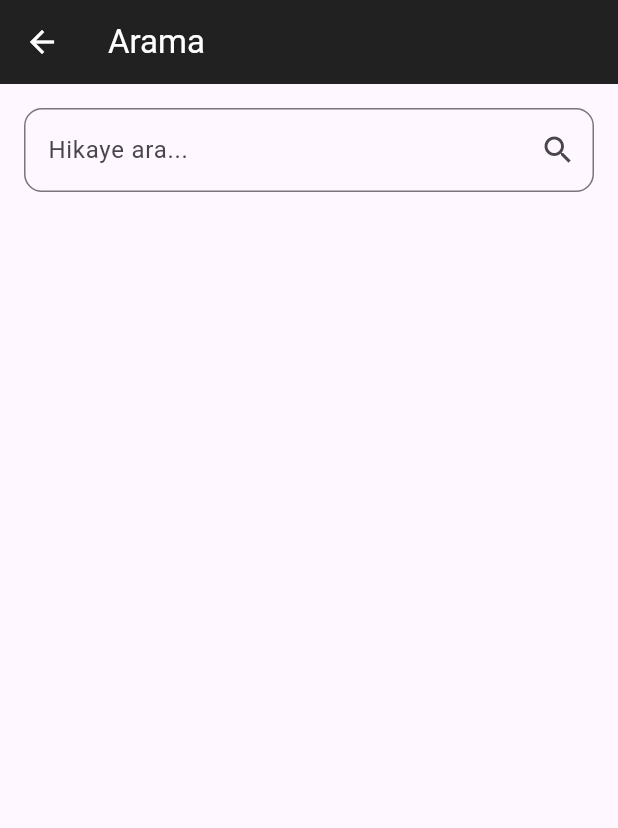
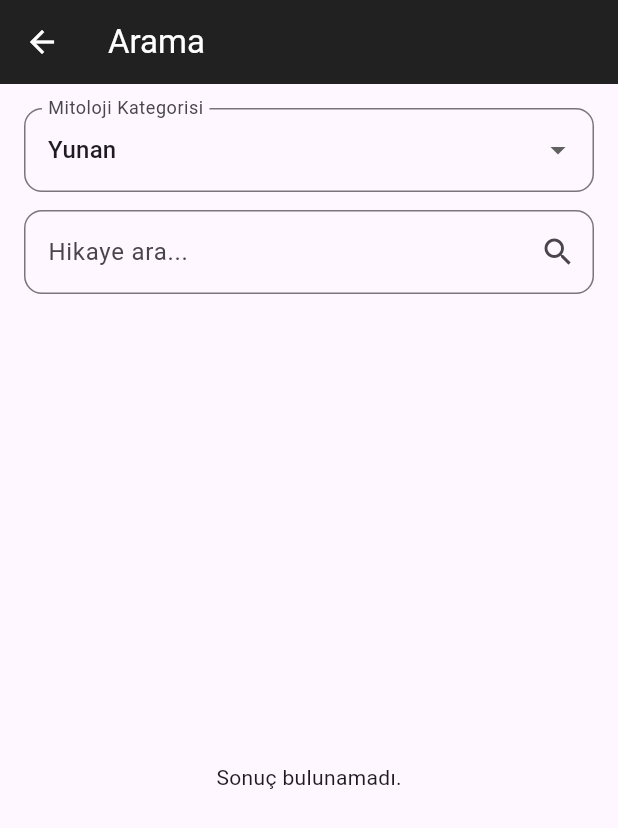
Before and after one commit to hidirerguclu93/mitoloji_proje, a Flutter app: the screen it shows after launch, after a tap on the "menu" icon, after a tap on "Arama", on a phone screen of 412 x 824 dp. Shown: the top 828 px of the screen. Run offline on Flutter 3.47's test engine with Material 3 defaults, Android fonts, the phone set to English and light mode, and no system bars; our stand-ins replace supabase_flutter; accounts and stored records are empty.

```diff
--- a/lib/main.dart
+++ b/lib/main.dart
@@ -5,6 +5,7 @@ import 'map_screen.dart';
 import 'chat_page.dart';
 import 'mythology_selection_page.dart';
 import 'login_page.dart';
+import 'profile_page.dart'; // <-- Profil sayfasını ekledik
 
 void main() async {
   WidgetsFlutterBinding.ensureInitialized();
@@ -172,8 +173,19 @@ class CustomDrawer extends StatelessWidget {
               style: TextStyle(color: Colors.white, fontSize: 24),
             ),
           ),
+          if (user != null)
+            ListTile(
+              leading: const Icon(Icons.person),
+              title: const Text("Profilim"),
+              onTap: () {
+                Navigator.push(
+                  context,
+                  MaterialPageRoute(builder: (_) => const ProfilePage()),
+                );
+              },
+            ),
           ListTile(
-            leading: const Icon(Icons.person),
+            leading: const Icon(Icons.login),
             title: Text(user != null ? (user.email ?? 'Profil') : 'Giriş Yap'),
             onTap: () {
               if (user == null) {
--- a/lib/search_page.dart
+++ b/lib/search_page.dart
@@ -11,13 +11,27 @@ class SearchPage extends StatefulWidget {
 
 class _SearchPageState extends State<SearchPage> {
   final TextEditingController _controller = TextEditingController();
+  final List<String> categories = [
+    'Yunan',
+    'Mısır',
+    'İskandinav',
+    'Türk',
+    'Japon',
+    'Hint',
+    'Çin',
+    'Aztek',
+    'Yerli',
+    'Slav',
+  ];
+  String selectedCategory = 'Yunan';
   List<Map<String, dynamic>> results = [];
 
   Future<void> searchStories(String query) async {
     final res = await Supabase.instance.client
         .from('mythology_stories')
         .select()
-        .ilike('title', '%$query%');
+        .ilike('title', '%$query%')
+        .eq('category', selectedCategory);
 
     setState(() {
       results = List<Map<String, dynamic>>.from(res);
@@ -36,7 +50,29 @@ class _SearchPageState extends State<SearchPage> {
         children: [
           Padding(
             padding: const EdgeInsets.all(16),
-            child: TextField(
+            child: Column(
+              crossAxisAlignment: CrossAxisAlignment.stretch,
+              children: [
+                DropdownButtonFormField<String>(
+                  value: selectedCategory,
+                  decoration: InputDecoration(
+                    labelText: "Mitoloji Kategorisi",
+                    border: OutlineInputBorder(
+                      borderRadius: BorderRadius.circular(12),
+                    ),
+                  ),
+                  items:
+                      categories.map((cat) {
+                        return DropdownMenuItem(value: cat, child: Text(cat));
+                      }).toList(),
+                  onChanged: (val) {
+                    if (val != null) {
+                      setState(() => selectedCategory = val);
+                    }
+                  },
+                ),
+                const SizedBox(height: 12),
+                TextField(
                   controller: _controller,
                   decoration: InputDecoration(
                     hintText: 'Hikaye ara...',
@@ -48,10 +84,16 @@ class _SearchPageState extends State<SearchPage> {
                       borderRadius: BorderRadius.circular(12),
                     ),
                   ),
+                  onSubmitted: (val) => searchStories(val),
+                ),
+              ],
             ),
           ),
           Expanded(
-            child: ListView.builder(
+            child:
+                results.isEmpty
+                    ? const Center(child: Text("Sonuç bulunamadı."))
+                    : ListView.builder(
                       itemCount: results.length,
                       itemBuilder: (context, index) {
                         final story = results[index];
@@ -59,7 +101,10 @@ class _SearchPageState extends State<SearchPage> {
                           title: Text(story['title'] ?? 'Başlıksız'),
                           subtitle: Text(
                             story['category'] ?? 'Kategori Yok',
-                    style: const TextStyle(fontSize: 12, color: Colors.grey),
+                            style: const TextStyle(
+                              fontSize: 12,
+                              color: Colors.grey,
+                            ),
                           ),
                           trailing: const Icon(Icons.arrow_forward_ios),
                           onTap: () {
--- a/pubspec.yaml
+++ b/pubspec.yaml
@@ -27,6 +27,7 @@ flutter:
     - assets/egypttexture.webp
     - assets/history_banner.webp
     - assets/god_banner.webp
+    - assets/story_bg.webp
     - assets/bg_texture.webp
     - assets/fonts/
     - assets/icons/
```
Also changed, not shown: lib/profile_page.dart (added, +191 -0 lines), lib/story_detail_page.dart (+95 -3 lines), lib/story_list_page.dart (+35 -13 lines), assets/story_bg.webp (added). Lines whose indentation alone changed are shown as unchanged.
